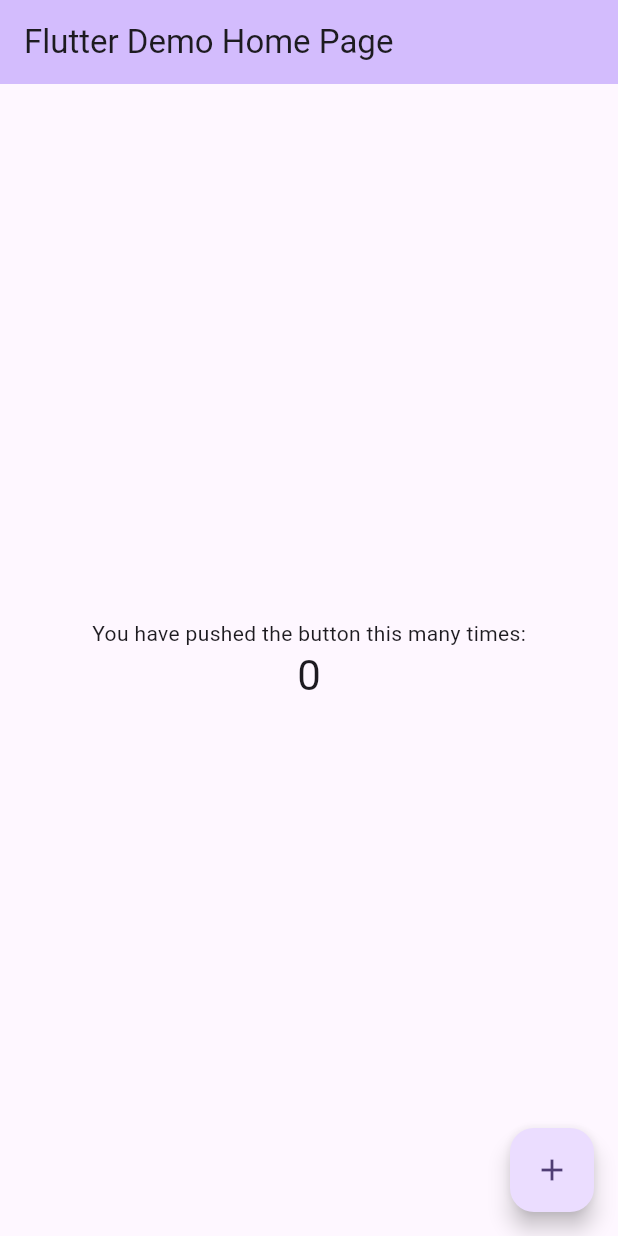
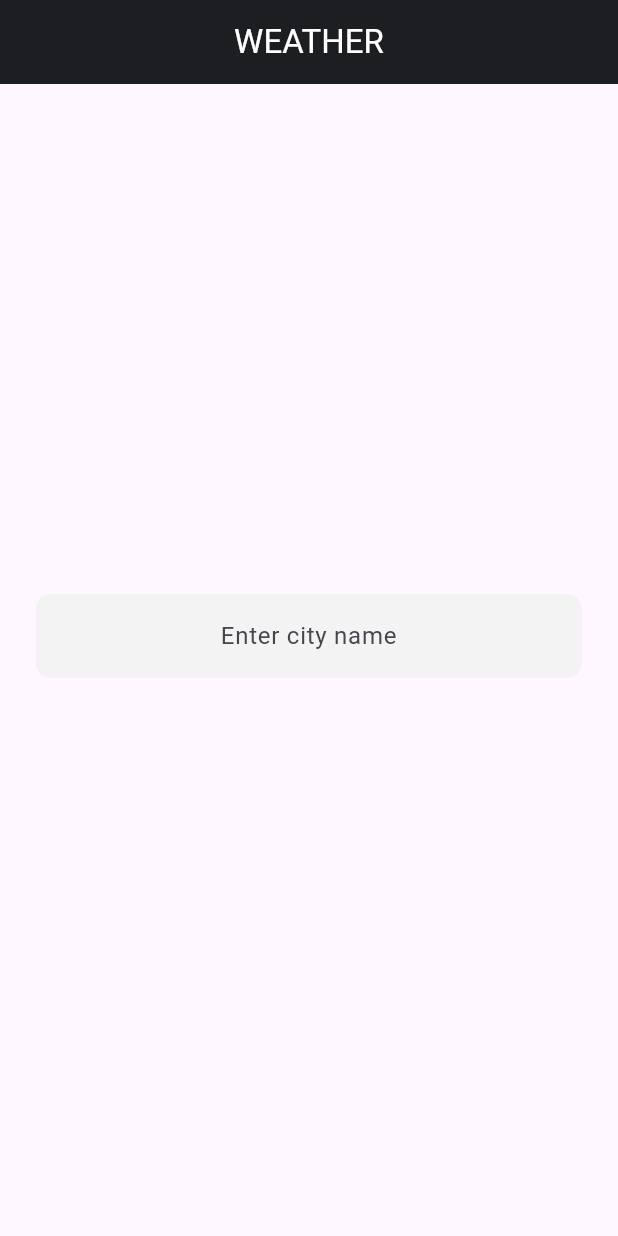
Before and after one commit to vevisbeatriz/clima_clean_bloc_tdd, a Flutter app: the screen it shows after launch, on a phone screen of 412 x 824 dp. Run offline on Flutter 3.47's test engine with Material 3 defaults, Android fonts, the phone set to English and light mode, and no system bars; our stand-ins replace dartz, equatable, flutter_bloc, get_it, rxdart.

Commit message:
UI implementation + tests
- Implementation of the UI
- Testing of the UI:
   - text field should trigger state to change from empty to loading
   - should show progress indicator when state is loading
   - should show widget contain weather data when state is weather loaded

```diff
--- /dev/null
+++ b/lib/injection_container.dart
@@ -0,0 +1,32 @@
+import 'package:get_it/get_it.dart';
+import 'package:clima_clean_bloc_tdd/data/data_sources/remote_data_source.dart';
+import 'package:clima_clean_bloc_tdd/data/repositories/weather_repository_impl.dart';
+import 'package:clima_clean_bloc_tdd/domain/repositories/weather_repository.dart';
+import 'package:clima_clean_bloc_tdd/domain/usecases/get_current_weather.dart';
+import 'package:clima_clean_bloc_tdd/presentation/bloc/weather_bloc.dart';
+import 'package:http/http.dart' as http;
+
+final locator = GetIt.instance;
+
+void setupLocator() {
+  // bloc
+  locator.registerFactory(() => WeatherBloc(locator()));
+
+  // usecase
+  locator.registerLazySingleton(() => GetCurrentWeatherUseCase(locator()));
+
+  // repository
+  locator.registerLazySingleton<WeatherRepository>(
+    () => WeatherRepositoryImpl(weatherRemoteDataSource: locator()),
+  );
+
+  // data source
+  locator.registerLazySingleton<WeatherRemoteDataSource>(
+    () => WeatherRemoteDataSourceImpl(
+      client: locator(),
+    ),
+  );
+
+  // external
+  locator.registerLazySingleton(() => http.Client());
+}
--- a/lib/main.dart
+++ b/lib/main.dart
@@ -1,125 +1,29 @@
 import 'package:flutter/material.dart';
+import 'package:flutter_bloc/flutter_bloc.dart';
+import 'package:clima_clean_bloc_tdd/injection_container.dart';
+import 'package:clima_clean_bloc_tdd/presentation/pages/weather_page.dart';
+
+import 'presentation/bloc/weather_bloc.dart';
 
 void main() {
+  setupLocator();
   runApp(const MyApp());
 }
 
 class MyApp extends StatelessWidget {
-  const MyApp({super.key});
+  const MyApp({Key? key}) : super(key: key);
 
-  // This widget is the root of your application.
   @override
   Widget build(BuildContext context) {
-    return MaterialApp(
-      title: 'Flutter Demo',
-      theme: ThemeData(
-        // This is the theme of your application.
-        //
-        // TRY THIS: Try running your application with "flutter run". You'll see
-        // the application has a purple toolbar. Then, without quitting the app,
-        // try changing the seedColor in the colorScheme below to Colors.green
-        // and then invoke "hot reload" (save your changes or press the "hot
-        // reload" button in a Flutter-supported IDE, or press "r" if you used
-        // the command line to start the app).
-        //
-        // Notice that the counter didn't reset back to zero; the application
-        // state is not lost during the reload. To reset the state, use hot
-        // restart instead.
-        //
-        // This works for code too, not just values: Most code changes can be
-        // tested with just a hot reload.
-        colorScheme: ColorScheme.fromSeed(seedColor: Colors.deepPurple),
-        useMaterial3: true,
+    return MultiBlocProvider(
+      providers: [
+        BlocProvider(
+          create: (_) => locator<WeatherBloc>(),
+        )
+      ],
+      child: const MaterialApp(
+        home: WeatherPage(),
       ),
-      home: const MyHomePage(title: 'Flutter Demo Home Page'),
     );
   }
 }
-
-class MyHomePage extends StatefulWidget {
-  const MyHomePage({super.key, required this.title});
-
-  // This widget is the home page of your application. It is stateful, meaning
-  // that it has a State object (defined below) that contains fields that affect
-  // how it looks.
-
-  // This class is the configuration for the state. It holds the values (in this
-  // case the title) provided by the parent (in this case the App widget) and
-  // used by the build method of the State. Fields in a Widget subclass are
-  // always marked "final".
-
-  final String title;
-
-  @override
-  State<MyHomePage> createState() => _MyHomePageState();
-}
-
-class _MyHomePageState extends State<MyHomePage> {
-  int _counter = 0;
-
-  void _incrementCounter() {
-    setState(() {
-      // This call to setState tells the Flutter framework that something has
-      // changed in this State, which causes it to rerun the build method below
-      // so that the display can reflect the updated values. If we changed
-      // _counter without calling setState(), then the build method would not be
-      // called again, and so nothing would appear to happen.
-      _counter++;
-    });
-  }
-
-  @override
-  Widget build(BuildContext context) {
-    // This method is rerun every time setState is called, for instance as done
-    // by the _incrementCounter method above.
-    //
-    // The Flutter framework has been optimized to make rerunning build methods
-    // fast, so that you can just rebuild anything that needs updating rather
-    // than having to individually change instances of widgets.
-    return Scaffold(
-      appBar: AppBar(
-        // TRY THIS: Try changing the color here to a specific color (to
-        // Colors.amber, perhaps?) and trigger a hot reload to see the AppBar
-        // change color while the other colors stay the same.
-        backgroundColor: Theme.of(context).colorScheme.inversePrimary,
-        // Here we take the value from the MyHomePage object that was created by
-        // the App.build method, and use it to set our appbar title.
-        title: Text(widget.title),
-      ),
-      body: Center(
-        // Center is a layout widget. It takes a single child and positions it
-        // in the middle of the parent.
-        child: Column(
-          // Column is also a layout widget. It takes a list of children and
-          // arranges them vertically. By default, it sizes itself to fit its
-          // children horizontally, and tries to be as tall as its parent.
-          //
-          // Column has various properties to control how it sizes itself and
-          // how it positions its children. Here we use mainAxisAlignment to
-          // center the children vertically; the main axis here is the vertical
-          // axis because Columns are vertical (the cross axis would be
-          // horizontal).
-          //
-          // TRY THIS: Invoke "debug painting" (choose the "Toggle Debug Paint"
-          // action in the IDE, or press "p" in the console), to see the
-          // wireframe for each widget.
-          mainAxisAlignment: MainAxisAlignment.center,
-          children: <Widget>[
-            const Text(
-              'You have pushed the button this many times:',
-            ),
-            Text(
-              '$_counter',
-              style: Theme.of(context).textTheme.headlineMedium,
-            ),
-          ],
-        ),
-      ),
-      floatingActionButton: FloatingActionButton(
-        onPressed: _incrementCounter,
-        tooltip: 'Increment',
-        child: const Icon(Icons.add),
-      ), // This trailing comma makes auto-formatting nicer for build methods.
-    );
-  }
-}
--- /dev/null
+++ b/lib/presentation/pages/weather_page.dart
@@ -0,0 +1,187 @@
+import 'package:flutter/material.dart';
+import 'package:flutter_bloc/flutter_bloc.dart';
+
+import 'package:clima_clean_bloc_tdd/core/constants/constants.dart';
+import 'package:clima_clean_bloc_tdd/presentation/bloc/weather_bloc.dart';
+import 'package:clima_clean_bloc_tdd/presentation/bloc/weather_event.dart';
+import 'package:clima_clean_bloc_tdd/presentation/bloc/weather_state.dart';
+
+class WeatherPage extends StatelessWidget {
+  const WeatherPage({ Key? key }) : super(key: key);
+
+  @override
+  Widget build(BuildContext context) {
+    return Scaffold(
+      appBar: AppBar(
+        backgroundColor: const Color(0xff1D1E22),
+        title: const Text(
+          'WEATHER',
+          style: TextStyle(color: Colors.white),
+        ),
+        centerTitle: true,
+      ),
+      body: Padding(
+        padding: const EdgeInsets.all(24.0),
+        child: Column(
+          mainAxisAlignment: MainAxisAlignment.center,
+          children: [
+            TextField(
+              textAlign: TextAlign.center,
+              decoration: InputDecoration(
+                hintText: 'Enter city name',
+                fillColor: const Color(0xffF3F3F3),
+                filled: true,
+                focusedBorder: OutlineInputBorder(
+                    borderSide: BorderSide.none,
+                    borderRadius: BorderRadius.circular(10)
+                ),
+                enabledBorder: OutlineInputBorder(
+                    borderSide: BorderSide.none,
+                    borderRadius: BorderRadius.circular(10)
+                ),
+              ),
+              onChanged: (query) {
+                context.read<WeatherBloc>().add(OnCityChanged(query));
+              },
+            ),
+            const SizedBox(height: 32.0),
+            BlocBuilder<WeatherBloc,WeatherState>(
+              builder: (context,state) {
+                if (state is WeatherLoading) {
+                  return const Center(
+                    child: CircularProgressIndicator(),
+                  );
+                }
+                if (state is WeatherLoaded) {
+                  return Column(
+                    key: const Key('weather_data'),
+                    children: [
+                      Row(
+                        mainAxisAlignment: MainAxisAlignment.center,
+                        children: [
+                          Text(
+                            state.result.cityName,
+                            style: const TextStyle(
+                              fontSize: 22.0,
+                            ),
+                          ),
+                          Image(
+                            image: NetworkImage(
+                              Urls.weatherIcon(
+                                state.result.iconCode,
+                              ),
+                            ),
+                          ),
+                        ],
+                      ),
+                      const SizedBox(height: 8.0),
+                      Text(
+                        '${state.result.main} | ${state.result.description}',
+                        style: const TextStyle(
+                          fontSize: 16.0,
+                          letterSpacing: 1.2,
+                        ),
+                      ),
+                      const SizedBox(height: 24.0),
+                      Table(
+                        defaultColumnWidth: const FixedColumnWidth(150.0),
+                        border: TableBorder.all(
+                          color: Colors.grey,
+                          style: BorderStyle.solid,
+                          width: 1,
+                        ),
+                        children: [
+                          TableRow(
+                              children: [
+                                const Padding(
+                                  padding: EdgeInsets.all(8.0),
+                                  child: Text(
+                                    'Temperature',
+                                    style: TextStyle(
+                                      fontSize: 16.0,
+                                      letterSpacing: 1.2,
+                                    ),
+                                  ),
+                                ),
+                                Padding(
+                                  padding: const EdgeInsets.all(8.0),
+                                  child: Text(
+                                    state.result.temperature.toString(),
+                                    style: const TextStyle(
+                                      fontSize: 16.0,
+                                      letterSpacing: 1.2,
+                                      fontWeight: FontWeight.bold,
+                                    ),
+                                  ),
+                                ), // Will be change later
+                              ]
+                          ),
+                          TableRow(
+                              children: [
+                                const Padding(
+                                  padding: EdgeInsets.all(8.0),
+                                  child: Text(
+                                    'Pressure',
+                                    style: TextStyle(
+                                      fontSize: 16.0,
+                                      letterSpacing: 1.2,
+                                    ),
+                                  ),
+                                ),
+                                Padding(
+                                  padding: const EdgeInsets.all(8.0),
+                                  child: Text(
+                                    state.result.pressure.toString(),
+                                    style: const TextStyle(
+                                        fontSize: 16.0,
+                                        letterSpacing: 1.2,
+                                        fontWeight: FontWeight.bold
+                                    ),
+                                  ),
+                                ), // Will be change later
+                              ]
+                          ),
+                          TableRow(
+                              children: [
+                                const Padding(
+                                  padding: EdgeInsets.all(8.0),
+                                  child: Text(
+                                    'Humidity',
+                                    style: TextStyle(
+                                      fontSize: 16.0,
+                                      letterSpacing: 1.2,
+                                    ),
+                                  ),
+                                ),
+                                Padding(
+                                  padding: const EdgeInsets.all(8.0),
+                                  child: Text(
+                                    state.result.humidity.toString(),
+                                    style: const TextStyle(
+                                      fontSize: 16.0,
+                                      letterSpacing: 1.2,
+                                      fontWeight: FontWeight.bold,
+                                    ),
+                                  ),
+                                ), // Will be change later
+                              ]
+                          ),
+                        ],
+                      ),
+                    ],
+                  );
+                }
+                if (state is WeatherLoadFailure) {
+                  return Center(
+                    child: Text(state.message),
+                  );
+                }
+                return Container();
+              },
+            )
+          ],
+        ),
+      ),
+    );
+  }
+}
```
Also changed, not shown: 1 other file.
